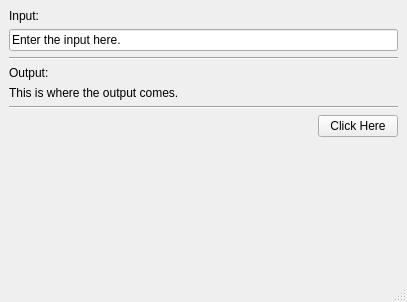
First picture: the form in pepper/src/user_interface/win_main.ui, repository kumar-lakshmanan/our-py-lib, before the edit.
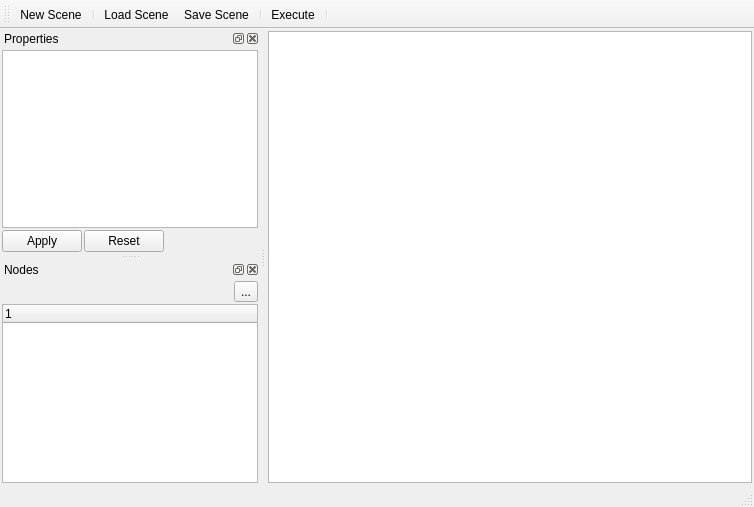
Second picture: the form after the edit.

What changed in the file:
```diff
--- a/pepper/src/user_interface/win_main.ui
+++ b/pepper/src/user_interface/win_main.ui
@@ -6,89 +6,32 @@
    <rect>
     <x>0</x>
     <y>0</y>
-    <width>407</width>
-    <height>302</height>
+    <width>754</width>
+    <height>507</height>
    </rect>
   </property>
   <property name="windowTitle">
    <string>[[WINDOWTITLE]]</string>
   </property>
   <widget class="QWidget" name="centralwidget">
-   <layout class="QGridLayout" name="gridLayout">
-    <item row="3" column="0" colspan="2">
-     <widget class="QLabel" name="label_2">
-      <property name="text">
-       <string>Output:</string>
-      </property>
-     </widget>
-    </item>
-    <item row="4" column="0" colspan="2">
-     <widget class="QLabel" name="label_3">
-      <property name="text">
-       <string>This is where the output comes.</string>
-      </property>
-     </widget>
-    </item>
-    <item row="7" column="1">
-     <spacer name="verticalSpacer">
-      <property name="orientation">
-       <enum>Qt::Vertical</enum>
-      </property>
-      <property name="sizeHint" stdset="0">
-       <size>
-        <width>20</width>
-        <height>115</height>
-       </size>
-      </property>
-     </spacer>
-    </item>
-    <item row="6" column="1">
-     <widget class="QPushButton" name="pushButton">
-      <property name="text">
-       <string>Click Here</string>
-      </property>
-     </widget>
-    </item>
-    <item row="1" column="0" colspan="2">
-     <widget class="QLineEdit" name="lineEdit">
-      <property name="text">
-       <string>Enter the input here.</string>
-      </property>
-     </widget>
-    </item>
-    <item row="0" column="0" colspan="2">
-     <widget class="QLabel" name="label">
-      <property name="text">
-       <string>Input:</string>
-      </property>
-     </widget>
-    </item>
-    <item row="6" column="0">
-     <spacer name="horizontalSpacer">
-      <property name="orientation">
-       <enum>Qt::Horizontal</enum>
-      </property>
-      <property name="sizeHint" stdset="0">
-       <size>
-        <width>40</width>
-        <height>20</height>
-       </size>
-      </property>
-     </spacer>
-    </item>
-    <item row="2" column="0" colspan="2">
-     <widget class="Line" name="line">
-      <property name="orientation">
-       <enum>Qt::Horizontal</enum>
-      </property>
-     </widget>
-    </item>
-    <item row="5" column="0" colspan="2">
-     <widget class="Line" name="line_2">
-      <property name="orientation">
-       <enum>Qt::Horizontal</enum>
-      </property>
-     </widget>
+   <layout class="QGridLayout" name="gridLayout_3">
+    <property name="leftMargin">
+     <number>2</number>
+    </property>
+    <property name="topMargin">
+     <number>2</number>
+    </property>
+    <property name="rightMargin">
+     <number>2</number>
+    </property>
+    <property name="bottomMargin">
+     <number>2</number>
+    </property>
+    <property name="spacing">
+     <number>2</number>
+    </property>
+    <item row="0" column="0">
+     <widget class="QGraphicsView" name="graphicsView"/>
     </item>
    </layout>
   </widget>
@@ -103,6 +46,160 @@
    </property>
   </widget>
   <widget class="QStatusBar" name="statusbar"/>
+  <widget class="QDockWidget" name="dockWidget_2">
+   <property name="features">
+    <set>QDockWidget::AllDockWidgetFeatures</set>
+   </property>
+   <property name="windowTitle">
+    <string>Properties</string>
+   </property>
+   <attribute name="dockWidgetArea">
+    <number>1</number>
+   </attribute>
+   <widget class="QWidget" name="dockWidgetContents_2">
+    <layout class="QGridLayout" name="gridLayout_2">
+     <property name="leftMargin">
+      <number>2</number>
+     </property>
+     <property name="topMargin">
+      <number>2</number>
+     </property>
+     <property name="rightMargin">
+      <number>2</number>
+     </property>
+     <property name="bottomMargin">
+      <number>2</number>
+     </property>
+     <property name="spacing">
+      <number>2</number>
+     </property>
+     <item row="1" column="1">
+      <widget class="QPushButton" name="pushButton">
+       <property name="text">
+        <string>Apply</string>
+       </property>
+      </widget>
+     </item>
+     <item row="1" column="2">
+      <widget class="QPushButton" name="pushButton_2">
+       <property name="text">
+        <string>Reset</string>
+       </property>
+      </widget>
+     </item>
+     <item row="1" column="4">
+      <spacer name="horizontalSpacer_2">
+       <property name="orientation">
+        <enum>Qt::Horizontal</enum>
+       </property>
+       <property name="sizeHint" stdset="0">
+        <size>
+         <width>40</width>
+         <height>20</height>
+        </size>
+       </property>
+      </spacer>
+     </item>
+     <item row="0" column="1" colspan="4">
+      <widget class="QTableWidget" name="tableWidget"/>
+     </item>
+    </layout>
+   </widget>
+  </widget>
+  <widget class="QDockWidget" name="dockWidget_3">
+   <property name="windowTitle">
+    <string>Nodes</string>
+   </property>
+   <attribute name="dockWidgetArea">
+    <number>1</number>
+   </attribute>
+   <widget class="QWidget" name="dockWidgetContents_3">
+    <layout class="QGridLayout" name="gridLayout_4">
+     <property name="leftMargin">
+      <number>2</number>
+     </property>
+     <property name="topMargin">
+      <number>2</number>
+     </property>
+     <property name="rightMargin">
+      <number>2</number>
+     </property>
+     <property name="bottomMargin">
+      <number>2</number>
+     </property>
+     <property name="spacing">
+      <number>2</number>
+     </property>
+     <item row="0" column="1">
+      <widget class="QToolButton" name="toolButton">
+       <property name="text">
+        <string>...</string>
+       </property>
+      </widget>
+     </item>
+     <item row="0" column="0">
+      <spacer name="horizontalSpacer">
+       <property name="orientation">
+        <enum>Qt::Horizontal</enum>
+       </property>
+       <property name="sizeHint" stdset="0">
+        <size>
+         <width>40</width>
+         <height>20</height>
+        </size>
+       </property>
+      </spacer>
+     </item>
+     <item row="1" column="0" colspan="2">
+      <widget class="QTreeWidget" name="treeWidget_2">
+       <column>
+        <property name="text">
+         <string notr="true">1</string>
+        </property>
+       </column>
+      </widget>
+     </item>
+    </layout>
+   </widget>
+  </widget>
+  <widget class="QToolBar" name="toolBar">
+   <property name="windowTitle">
+    <string>toolBar</string>
+   </property>
+   <attribute name="toolBarArea">
+    <enum>TopToolBarArea</enum>
+   </attribute>
+   <attribute name="toolBarBreak">
+    <bool>false</bool>
+   </attribute>
+   <addaction name="actionNew_Scene"/>
+   <addaction name="separator"/>
+   <addaction name="actionLoad_Scene"/>
+   <addaction name="actionSave_Scene"/>
+   <addaction name="separator"/>
+   <addaction name="actionExecute"/>
+   <addaction name="separator"/>
+  </widget>
+  <action name="actionNew_Scene">
+   <property name="text">
+    <string>New Scene</string>
+   </property>
+  </action>
+  <action name="actionLoad_Scene">
+   <property name="text">
+    <string>Load Scene</string>
+   </property>
+  </action>
+  <action name="actionSave_Scene">
+   <property name="text">
+    <string>Save Scene</string>
+   </property>
+  </action>
+  <action name="actionExecute">
+   <property name="text">
+    <string>Execute</string>
+   </property>
+  </action>
  </widget>
  <resources/>
  <connections/>
```
Left out of the diff: 2 changed lines with no effect on the pictures.
